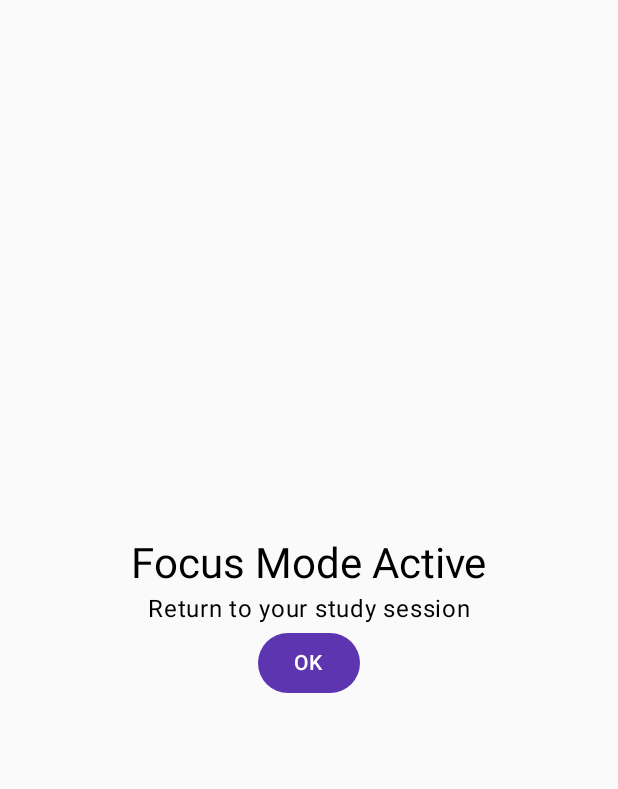
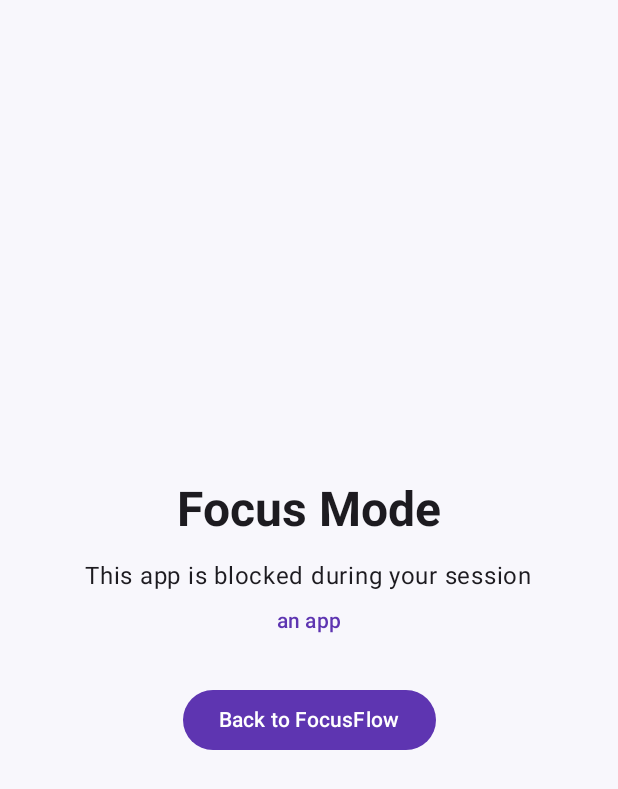
Before and after one commit to jeesoncherukattil/FocusFlow, an Android app built with Jetpack Compose: the BlockScreenActivity screen opened directly, with no data from a screen before it, on a phone screen of 412 x 824 dp. Shown: the top 789 px of the screen. Run offline under Robolectric (Android 15) with nearby library versions, the phone set to English and light mode, and no system bars.

Commit message:
Add BlockedAppsStore persistence, improved BlockScreen, and ViewModel service wiring

```diff
--- a/app/src/main/java/com/focusflow/app/service/BlockScreenActivity.kt
+++ b/app/src/main/java/com/focusflow/app/service/BlockScreenActivity.kt
@@ -7,23 +7,39 @@ import androidx.compose.foundation.layout.*
 import androidx.compose.material3.*
 import androidx.compose.ui.Alignment
 import androidx.compose.ui.Modifier
+import androidx.compose.ui.text.font.FontWeight
+import androidx.compose.ui.unit.dp
 import com.focusflow.app.ui.theme.FocusFlowTheme
 
 class BlockScreenActivity : ComponentActivity() {
     override fun onCreate(savedInstanceState: Bundle?) {
         super.onCreate(savedInstanceState)
+        val pkg = intent.getStringExtra("blocked_package") ?: "an app"
         setContent {
             FocusFlowTheme {
-                Column(
-                    modifier = Modifier.fillMaxSize(),
-                    horizontalAlignment = Alignment.CenterHorizontally,
-                    verticalArrangement = Arrangement.Center
-                ) {
-                    Text("Focus Mode Active", style = MaterialTheme.typography.headlineMedium)
-                    Text("Return to your study session", style = MaterialTheme.typography.bodyLarge)
-                    Button(onClick = { finish() }) { Text("OK") }
+                Surface(modifier = Modifier.fillMaxSize(), color = MaterialTheme.colorScheme.background) {
+                    Column(
+                        modifier = Modifier.fillMaxSize().padding(32.dp),
+                        horizontalAlignment = Alignment.CenterHorizontally,
+                        verticalArrangement = Arrangement.Center
+                    ) {
+                        Text("Focus Mode", style = MaterialTheme.typography.headlineLarge, fontWeight = FontWeight.Bold)
+                        Spacer(Modifier.height(12.dp))
+                        Text("This app is blocked during your session", style = MaterialTheme.typography.bodyLarge)
+                        Spacer(Modifier.height(8.dp))
+                        Text(pkg, style = MaterialTheme.typography.labelLarge, color = MaterialTheme.colorScheme.primary)
+                        Spacer(Modifier.height(32.dp))
+                        Button(onClick = { finish() }) {
+                            Text("Back to FocusFlow")
+                        }
+                    }
                 }
             }
         }
     }
+
+    @Deprecated("Deprecated in Java")
+    override fun onBackPressed() {
+        // Prevent easy bypass — user must tap the button
+    }
 }
```
Also changed, not shown: app/src/main/java/com/focusflow/app/service/BlockedAppsStore.kt (+29 -11 lines), app/src/main/java/com/focusflow/app/viewmodel/PomodoroViewModel.kt (+15 -1 lines).
